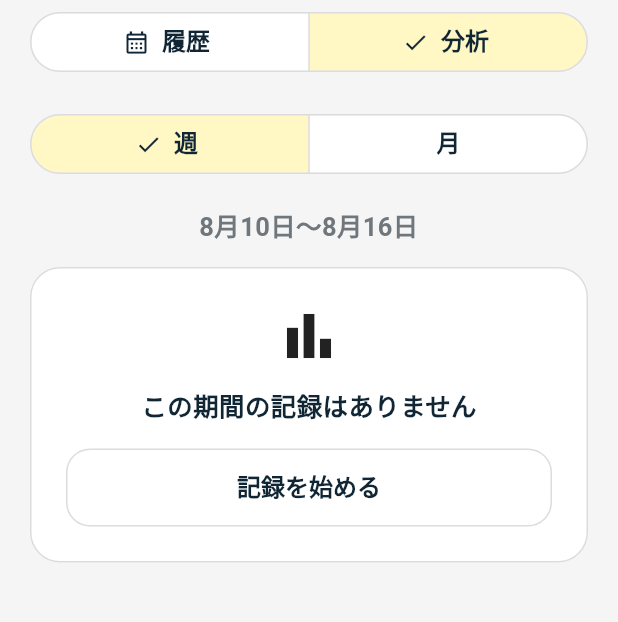
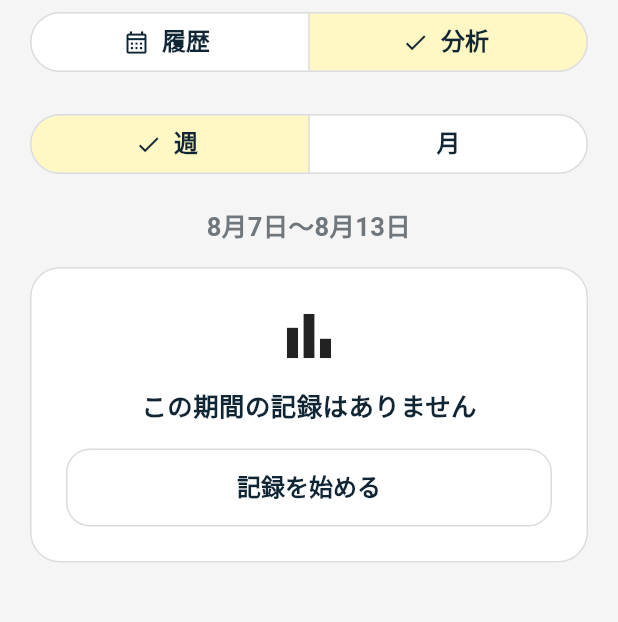
Before and after one commit to naolab/ChocoLog, a Flutter app: the ReportsScreen screen opened by its route, after a tap on "分析", on a phone screen of 412 x 824 dp, the part 84-706 px from its top. Run offline on Flutter 3.47's test engine with Material 3 defaults, Android fonts, the phone set to English and light mode, and no system bars; our stand-ins replace drift, drift_flutter, flutter_local_notifications, flutter_riverpod, go_router, shared_preferences and 1 more; accounts and stored records are empty; generated files the repository leaves out were written again; network calls fail.

Commit message:
fix: 分析グラフと今日の記録表示を改善する
Co-authored-by: Codex <codex@openai.com>

```diff
--- a/lib/features/reports/presentation/reports_screen.dart
+++ b/lib/features/reports/presentation/reports_screen.dart
@@ -158,14 +158,41 @@ class _ReportsScreenState extends ConsumerState<ReportsScreen> {
                 const SizedBox(height: 24),
                 Text('よく使った器具', style: Theme.of(context).textTheme.titleMedium),
                 const SizedBox(height: 10),
-                for (final (index, equipment) in report.equipment.indexed)
+                if (report.strengthEquipment.isNotEmpty) ...[
+                  Text(
+                    '筋トレ（セット数順）',
+                    style: Theme.of(context).textTheme.titleSmall,
+                  ),
+                  const SizedBox(height: 8),
+                  for (final (index, equipment)
+                      in report.strengthEquipment.indexed)
                     Padding(
                       padding: const EdgeInsets.only(bottom: 10),
                       child: _EquipmentCard(
                         rank: index + 1,
                         equipment: equipment,
+                        trailing: '${equipment.totalSets}セット',
                       ),
                     ),
+                ],
+                if (report.cardioEquipment.isNotEmpty) ...[
+                  const SizedBox(height: 8),
+                  Text(
+                    '有酸素（時間順）',
+                    style: Theme.of(context).textTheme.titleSmall,
+                  ),
+                  const SizedBox(height: 8),
+                  for (final (index, equipment)
+                      in report.cardioEquipment.indexed)
+                    Padding(
+                      padding: const EdgeInsets.only(bottom: 10),
+                      child: _EquipmentCard(
+                        rank: index + 1,
+                        equipment: equipment,
+                        trailing: '${equipment.cardioMinutes}分',
+                      ),
+                    ),
+                ],
               ],
             ],
           ),
@@ -232,10 +259,10 @@ class _GoalStatus extends StatelessWidget {
         ? weeklyAchieved
               ? '今週の目標を達成！'
               : '目標まであと${weeklyTarget - report.activeDayCount}回'
-        : '$achievedWeeks週で目標を達成';
+        : '週目標を達成した週 $achievedWeeks / ${report.weekCount}週';
     final detail = report.period == _ReportPeriod.week
         ? '週$weeklyTarget回の目標'
-        : '今月の${report.weekCount}週間・週$weeklyTarget回の目標';
+        : '今月ここまで・週$weeklyTarget回の目標';
     return Container(
       width: double.infinity,
       padding: const EdgeInsets.symmetric(horizontal: 16, vertical: 14),
@@ -369,6 +396,9 @@ class _ActivityChart extends StatelessWidget {
                         child: _ChartBar(
                           point: point,
                           maximum: maximum,
+                          unit: metric == _ActivityMetric.strength
+                              ? 'セット'
+                              : '分',
                           colorForEquipment: (equipmentId) {
                             final index = report.equipment.indexWhere(
                               (item) => item.id == equipmentId,
@@ -401,6 +431,7 @@ class _ChartBar extends StatelessWidget {
   const _ChartBar({
     required this.point,
     required this.maximum,
+    required this.unit,
     required this.colorForEquipment,
     required this.selected,
     required this.onTap,
@@ -408,6 +439,7 @@ class _ChartBar extends StatelessWidget {
 
   final _ChartPoint point;
   final int maximum;
+  final String unit;
   final Color Function(String equipmentId) colorForEquipment;
   final bool selected;
   final VoidCallback onTap;
@@ -425,11 +457,14 @@ class _ChartBar extends StatelessWidget {
           children: [
             if (point.total > 0)
               Text(
-                '${point.total}',
+                '${point.total}$unit',
                 style: Theme.of(context).textTheme.labelSmall,
               ),
             const SizedBox(height: 4),
             Container(
+              key: ValueKey(
+                'analysis-bar-${point.date.toIso8601String()}-${point.total}',
+              ),
               height: point.total == 0 ? 6 : 98 * point.total / maximum + 10,
               clipBehavior: Clip.antiAlias,
               decoration: BoxDecoration(
@@ -446,8 +481,10 @@ class _ChartBar extends StatelessWidget {
               ),
               child: point.total == 0
                   ? null
-                  : Column(
+                  : SizedBox.expand(
+                      child: Column(
                         mainAxisAlignment: MainAxisAlignment.end,
+                        crossAxisAlignment: CrossAxisAlignment.stretch,
                         children: [
                           for (final item in point.equipment)
                             Expanded(
@@ -457,6 +494,7 @@ class _ChartBar extends StatelessWidget {
                               ),
                             ),
                         ],
+                      ),
                     ),
             ),
             const SizedBox(height: 6),
@@ -509,10 +547,15 @@ class _SelectedDayDetails extends StatelessWidget {
 }
 
 class _EquipmentCard extends StatelessWidget {
-  const _EquipmentCard({required this.rank, required this.equipment});
+  const _EquipmentCard({
+    required this.rank,
+    required this.equipment,
+    required this.trailing,
+  });
 
   final int rank;
   final _EquipmentReport equipment;
+  final String trailing;
 
   @override
   Widget build(BuildContext context) {
@@ -536,7 +579,7 @@ class _EquipmentCard extends StatelessWidget {
         ),
         title: Text(equipment.name),
         subtitle: Text(equipment.performanceLabel),
-        trailing: Text('${equipment.activeDayCount}日'),
+        trailing: Text(trailing),
       ),
     );
   }
@@ -592,6 +635,13 @@ class _ReportData {
   final List<WorkoutSessionSummary> sessions;
   final List<_EquipmentReport> equipment;
 
+  List<_EquipmentReport> get strengthEquipment =>
+      equipment.where((item) => !item.isCardio).toList()
+        ..sort((a, b) => b.totalSets.compareTo(a.totalSets));
+  List<_EquipmentReport> get cardioEquipment =>
+      equipment.where((item) => item.isCardio).toList()
+        ..sort((a, b) => b.cardioSeconds.compareTo(a.cardioSeconds));
+
   int get totalSets =>
       sessions.fold(0, (sum, item) => sum + item.totalSetCount);
   int get cardioMinutes =>
@@ -600,14 +650,24 @@ class _ReportData {
       .map((summary) => _dateOnly(summary.session.startedAt.toLocal()))
       .toSet()
       .length;
-  int get weekCount => ((end.day + 6) / 7).floor();
+  int get weekCount {
+    final monthStart = DateTime(end.year, end.month);
+    final firstWeekStart = monthStart.subtract(
+      Duration(days: monthStart.weekday - 1),
+    );
+    return end.difference(firstWeekStart).inDays ~/ 7 + 1;
+  }
+
   int achievedWeekCount(int weeklyTarget) {
     final activeDates = sessions
         .map((summary) => _dateOnly(summary.session.startedAt.toLocal()))
         .toSet();
     var count = 0;
+    final monthStart = DateTime(end.year, end.month);
     for (
-      var weekStart = start;
+      var weekStart = monthStart.subtract(
+        Duration(days: monthStart.weekday - 1),
+      );
       !weekStart.isAfter(end);
       weekStart = weekStart.add(const Duration(days: 7))
     ) {
@@ -672,25 +732,18 @@ class _ReportData {
     final now = DateTime.now();
     final today = DateTime(now.year, now.month, now.day);
     final start = period == _ReportPeriod.week
-        ? today.subtract(Duration(days: today.weekday - 1))
+        ? today.subtract(const Duration(days: 6))
         : DateTime(today.year, today.month);
-    final end = period == _ReportPeriod.week
-        ? start.add(const Duration(days: 6))
-        : DateTime(today.year, today.month + 1, 0);
+    final end = today;
     final sessions = history.where((summary) {
       final local = summary.session.startedAt.toLocal();
       final date = DateTime(local.year, local.month, local.day);
       return !date.isBefore(start) && !date.isAfter(end);
     }).toList();
     final byEquipment = <String, List<WorkoutExerciseSummary>>{};
-    final equipmentDates = <String, Set<DateTime>>{};
     for (final session in sessions) {
-      final sessionDate = _dateOnly(session.session.startedAt.toLocal());
       for (final exercise in session.exercises) {
         byEquipment.putIfAbsent(exercise.equipmentId, () => []).add(exercise);
-        equipmentDates
-            .putIfAbsent(exercise.equipmentId, () => <DateTime>{})
-            .add(sessionDate);
       }
     }
     final equipment = [
@@ -699,9 +752,8 @@ class _ReportData {
           id: entry.key,
           name: entry.value.first.equipmentName,
           records: entry.value,
-          activeDayCount: equipmentDates[entry.key]!.length,
         ),
-    ]..sort((a, b) => b.activeDayCount.compareTo(a.activeDayCount));
+    ];
     return _ReportData(
       period: period,
       start: start,
@@ -746,13 +798,18 @@ class _EquipmentReport {
     required this.id,
     required this.name,
     required this.records,
-    required this.activeDayCount,
   });
 
   final String id;
   final String name;
   final List<WorkoutExerciseSummary> records;
-  final int activeDayCount;
+
+  bool get isCardio => records.first.recordType == 'cardio';
+  int get totalSets =>
+      records.fold(0, (sum, record) => sum + record.sets.length);
+  int get cardioSeconds =>
+      records.fold(0, (sum, record) => sum + (record.durationSeconds ?? 0));
+  int get cardioMinutes => cardioSeconds ~/ 60;
 
   String get performanceLabel {
     final cardioSeconds = records.fold(
```
Also changed, not shown: lib/features/history/presentation/history_screens.dart (+1 -7 lines), lib/features/home/presentation/home_screen.dart (+67 -50 lines), 1 other file. Lines whose indentation alone changed are shown as unchanged.
